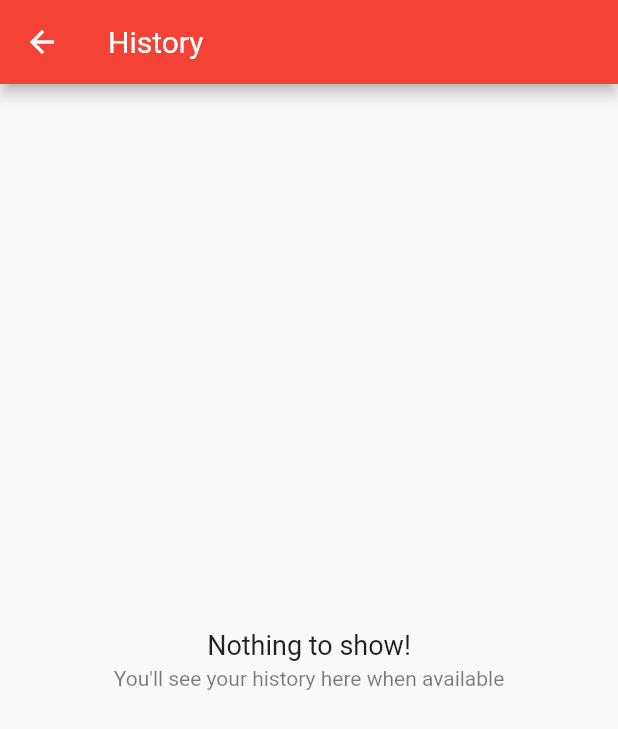
After one commit to nzuqi/niaje, a Flutter app: the screen it shows after launch, after a tap on the "history" icon, on a phone screen of 412 x 824 dp. The commit adds this screen. Shown: the top 729 px of the screen. Run offline on Flutter 3.47's test engine with Material 2 defaults, Android fonts, the phone set to English and light mode, and no system bars; our stand-ins replace animated_text_kit, avatar_glow, flutter_spinkit, flutter_tts, logger, shared_preferences and 1 more; generated files the repository leaves out were written again.

Commit message:
Added history section

```diff
--- a/lib/main.dart
+++ b/lib/main.dart
@@ -7,8 +7,7 @@ import 'src/settings/settings_service.dart';
 
 void main() async {
   WidgetsFlutterBinding.ensureInitialized();
-  // Set up the SettingsController, which will glue user settings to multiple
-  // Flutter Widgets.
+  // Set up the SettingsController, which will glue user settings to multiple Widgets.
   final settingsController = SettingsController(SettingsService());
 
   // Load the user's preferred theme while the splash screen is displayed.
--- a/lib/src/app.dart
+++ b/lib/src/app.dart
@@ -1,6 +1,7 @@
 import 'package:flutter/material.dart';
 import 'package:flutter_gen/gen_l10n/app_localizations.dart';
 import 'package:flutter_localizations/flutter_localizations.dart';
+import 'package:niaje/src/history/history_view.dart';
 import 'package:niaje/src/home/home_view.dart';
 import 'package:niaje/themes/dark.dart';
 import 'package:niaje/themes/light.dart';
@@ -70,13 +71,11 @@ class MyApp extends StatelessWidget {
                 switch (routeSettings.name) {
                   case SettingsView.routeName:
                     return SettingsView(controller: settingsController);
-                  // case SampleItemDetailsView.routeName:
-                  // return const SampleItemDetailsView();
-                  // case SampleItemListView.routeName:
-                  //   return const SampleItemListView();
+                  case HistoryView.routeName:
+                    return HistoryView(controller: settingsController);
                   case HomeView.routeName:
                   default:
-                    return const HomeView();
+                    return HomeView(controller: settingsController);
                 }
               },
             );
--- /dev/null
+++ b/lib/src/history/history_view.dart
@@ -0,0 +1,123 @@
+import 'package:flutter/material.dart';
+import 'package:niaje/src/settings/settings_controller.dart';
+import 'package:niaje/util/common.dart';
+
+class HistoryView extends StatefulWidget {
+  final SettingsController controller;
+  static const routeName = '/history';
+  const HistoryView({Key? key, required this.controller}) : super(key: key);
+  @override
+  HistoryViewState createState() => HistoryViewState();
+}
+
+class HistoryViewState extends State<HistoryView> {
+  List<Map> history = [];
+
+  @override
+  void initState() {
+    history = widget.controller.appHistory;
+    super.initState();
+  }
+
+  @override
+  Widget build(BuildContext context) {
+    return Scaffold(
+      appBar: AppBar(
+        title: const Text('History'),
+        actions: [
+          widget.controller.appHistory.isNotEmpty
+              ? IconButton(
+                  onPressed: () {
+                    widget.controller.clearAppHistory();
+                    history.clear();
+                    showAlert(context, "You've successfully cleared your history.");
+                    setState(() {});
+                  },
+                  icon: const Icon(Icons.delete_sweep),
+                )
+              : const SizedBox()
+        ],
+      ),
+      body: history.isNotEmpty
+          ? ListView.builder(
+              itemCount: history.length,
+              itemBuilder: (context, index) {
+                final item = history[index];
+                return Dismissible(
+                  key: Key(item['query']),
+                  direction: DismissDirection.endToStart,
+                  onDismissed: (direction) async {
+                    history.removeAt(index);
+                    await widget.controller.updateAppHistory([...history]);
+                    // ignore: use_build_context_synchronously
+                    showAlert(context, "You've successfully remove the item from your history.");
+                    setState(() {});
+                  },
+                  background: Container(
+                    color: Colors.red,
+                    alignment: Alignment.centerRight,
+                    child: const Padding(
+                      padding: EdgeInsets.only(right: 20),
+                      child: Icon(
+                        Icons.delete,
+                        color: Colors.white70,
+                      ),
+                    ),
+                  ),
+                  child: ListTile(
+                    contentPadding: const EdgeInsets.symmetric(
+                      vertical: 4.0,
+                      horizontal: 15.0,
+                    ),
+                    title: Column(
+                      crossAxisAlignment: CrossAxisAlignment.start,
+                      children: [
+                        Text(
+                          item['query'],
+                          maxLines: 2,
+                          overflow: TextOverflow.ellipsis,
+                        ),
+                        const SizedBox(height: 4),
+                        Opacity(
+                          opacity: 0.6,
+                          child: Text(
+                            item['time'],
+                            style: const TextStyle(fontSize: 12),
+                          ),
+                        )
+                      ],
+                    ),
+                    onTap: () {
+                      logger.i(item);
+                    },
+                  ),
+                );
+              },
+            )
+          : SizedBox.expand(
+              child: Padding(
+                padding: const EdgeInsets.all(15.0),
+                child: Column(
+                  crossAxisAlignment: CrossAxisAlignment.center,
+                  mainAxisAlignment: MainAxisAlignment.center,
+                  children: const [
+                    Text(
+                      "Nothing to show!",
+                      style: TextStyle(fontSize: 18.0),
+                      textAlign: TextAlign.center,
+                    ),
+                    SizedBox(height: 4),
+                    Opacity(
+                      opacity: 0.6,
+                      child: Text(
+                        "You'll see your history here when available",
+                        textAlign: TextAlign.center,
+                      ),
+                    ),
+                  ],
+                ),
+              ),
+            ),
+    );
+  }
+}
--- a/lib/src/settings/settings_controller.dart
+++ b/lib/src/settings/settings_controller.dart
@@ -1,5 +1,4 @@
 import 'package:flutter/material.dart';
-
 import 'settings_service.dart';
 
 /// A class that many Widgets can interact with to read user settings, update
@@ -13,29 +12,29 @@ class SettingsController with ChangeNotifier {
   // Make SettingsService a private variable so it is not used directly.
   final SettingsService _settingsService;
 
-  // Make ThemeMode a private variable so it is not updated directly without
+  // Make these private variables so it is not updated directly without
   // also persisting the changes with the SettingsService.
   late ThemeMode _themeMode;
+  late List<Map> _appHistory;
 
-  // Allow Widgets to read the user's preferred ThemeMode.
+  // Allow Widgets to read the settings.
   ThemeMode get themeMode => _themeMode;
+  List<Map> get appHistory => _appHistory;
 
-  /// Load the user's settings from the SettingsService. It may load from a
-  /// local database or the internet. The controller only knows it can load the
-  /// settings from the service.
+  /// Load the user's settings from the SettingsService.
   Future<void> loadSettings() async {
     _themeMode = await _settingsService.themeMode();
-
+    _appHistory = await _settingsService.appHistory();
     // Important! Inform listeners a change has occurred.
     notifyListeners();
   }
 
   /// Update and persist the ThemeMode based on the user's selection.
-  Future<void> updateThemeMode(ThemeMode? newThemeMode) async {
-    if (newThemeMode == null) return;
+  Future<bool> updateThemeMode(ThemeMode? newThemeMode) async {
+    if (newThemeMode == null) return false;
 
     // Do not perform any work if new and old ThemeMode are identical
-    if (newThemeMode == _themeMode) return;
+    if (newThemeMode == _themeMode) return false;
 
     // Otherwise, store the new ThemeMode in memory
     _themeMode = newThemeMode;
@@ -45,6 +44,19 @@ class SettingsController with ChangeNotifier {
 
     // Persist the changes to a local database or the internet using the
     // SettingService.
-    await _settingsService.updateThemeMode(newThemeMode);
+    return await _settingsService.updateThemeMode(newThemeMode);
+  }
+
+  Future<bool> updateAppHistory(List<Map> history) async {
+    // if (history.isEmpty) return false;
+    _appHistory = history;
+    notifyListeners();
+    return await _settingsService.updateAppHistory(history);
+  }
+
+  clearAppHistory() {
+    _appHistory = [];
+    notifyListeners();
+    _settingsService.clearAppHistory();
   }
 }
--- a/lib/src/settings/settings_service.dart
+++ b/lib/src/settings/settings_service.dart
@@ -15,25 +15,27 @@ class SettingsService {
         : settings['appTheme'] == 'dark'
             ? ThemeMode.dark
             : ThemeMode.system);
-    // return ThemeMode.system;
+  }
+
+  /// Loads the User's history from local or remote storage.
+  Future<List<Map>> appHistory() async {
+    dynamic settings = await getSettings();
+    return settings['appHistory'];
   }
 
   Future<dynamic> getSettings() async {
     return await AppSettings().getAppSettings();
-    // if (settings['appTheme'] != null) {
-    //   widget.controller.updateThemeMode(settings['appTheme'] == 'light'
-    //       ? ThemeMode.light
-    //       : settings['appTheme'] == 'dark'
-    //           ? ThemeMode.dark
-    //           : ThemeMode.system);
-    //   setState(() {});
-    // }
   }
 
-  /// Persists the user's preferred ThemeMode to local or remote storage.
-  Future<void> updateThemeMode(ThemeMode theme) async {
-    // Use the shared_preferences package to persist settings locally or the
-    // http package to persist settings over the network.
-    await AppSettings().setAppSetting(theme.name);
+  Future<bool> updateThemeMode(ThemeMode theme) async {
+    return await AppSettings().setAppTheme(theme.name);
+  }
+
+  Future<bool> updateAppHistory(List<Map> history) async {
+    return await AppSettings().setAppHistory(history);
+  }
+
+  clearAppHistory() {
+    AppSettings().clearAppHistory();
   }
 }
--- a/lib/src/settings/settings_view.dart
+++ b/lib/src/settings/settings_view.dart
@@ -23,7 +23,7 @@ class SettingsViewState extends State<SettingsView> {
           children: [
             PopupMenuButton(
               onSelected: (ThemeMode value) async {
-                widget.controller.updateThemeMode(value);
+                await widget.controller.updateThemeMode(value);
               },
               offset: Offset.fromDirection(1.0),
               tooltip: "",
--- a/lib/util/common.dart
+++ b/lib/util/common.dart
@@ -1,3 +1,4 @@
+import 'package:flutter/material.dart';
 import 'package:logger/logger.dart';
 
 final logger = Logger();
@@ -18,3 +19,8 @@ extension StringCasingExtension on String {
   String toCapitalized() => length > 0 ? '${this[0].toUpperCase()}${substring(1).toLowerCase()}' : '';
   String toTitleCase() => replaceAll(RegExp(' +'), ' ').split(' ').map((str) => str.toCapitalized()).join(' ');
 }
+
+showAlert(BuildContext context, String message) {
+  ScaffoldMessenger.of(context).clearSnackBars();
+  ScaffoldMessenger.of(context).showSnackBar(SnackBar(content: Text(message)));
+}
--- a/lib/util/shared_preference.dart
+++ b/lib/util/shared_preference.dart
@@ -1,3 +1,4 @@
+import 'dart:convert';
 import 'package:shared_preferences/shared_preferences.dart';
 import 'dart:async';
 
@@ -5,16 +6,35 @@ class AppSettings {
   Future<dynamic> getAppSettings() async {
     final SharedPreferences prefs = await SharedPreferences.getInstance();
     String? appTheme = prefs.getString("sett_theme");
+    List<String> appHistoryString = prefs.getStringList("sett_history") ?? [];
+    List<Map> appHistory = [];
+    if (appHistoryString.isNotEmpty) {
+      for (var element in appHistoryString) {
+        appHistory.add(json.decode(element));
+      }
+    }
 
     return {
       "appTheme": appTheme,
+      "appHistory": appHistory,
     };
   }
 
-  Future<bool> setAppSetting(String setting) async {
+  Future<bool> setAppTheme(String theme) async {
     final SharedPreferences prefs = await SharedPreferences.getInstance();
-    prefs.setString("sett_theme", setting);
+    prefs.setString("sett_theme", theme);
 
+    // ignore: deprecated_member_use
+    return prefs.commit();
+  }
+
+  Future<bool> setAppHistory(List<Map> history) async {
+    final SharedPreferences prefs = await SharedPreferences.getInstance();
+    List<String> messagesString = [];
+    for (var element in history) {
+      messagesString.add(json.encode(element));
+    }
+    prefs.setStringList("sett_history", messagesString);
     // ignore: deprecated_member_use
     return prefs.commit();
   }
@@ -23,5 +43,11 @@ class AppSettings {
     final SharedPreferences prefs = await SharedPreferences.getInstance();
 
     prefs.remove("sett_theme");
+    prefs.remove("sett_history");
+  }
+
+  void clearAppHistory() async {
+    final SharedPreferences prefs = await SharedPreferences.getInstance();
+    prefs.remove("sett_history");
   }
 }
--- a/lib/widgets/sliver_custom_app_bar.dart
+++ b/lib/widgets/sliver_custom_app_bar.dart
@@ -1,4 +1,5 @@
 import 'package:flutter/material.dart';
+import 'package:niaje/src/history/history_view.dart';
 import 'package:niaje/src/settings/settings_view.dart';
 import 'package:niaje/widgets/background_wave.dart';
 
@@ -49,10 +50,12 @@ class SliverCustomAppBar extends SliverPersistentHeaderDelegate {
               Row(
                 mainAxisAlignment: MainAxisAlignment.end,
                 children: [
-                  // IconButton(
-                  //   icon: const Icon(Icons.history, color: Colors.white),
-                  //   onPressed: () {},
-                  // ),
+                  IconButton(
+                    icon: const Icon(Icons.history, color: Colors.white),
+                    onPressed: () {
+                      Navigator.restorablePushNamed(context, HistoryView.routeName);
+                    },
+                  ),
                   IconButton(
                     icon: const Icon(Icons.settings, color: Colors.white),
                     onPressed: () {
--- a/pubspec.yaml
+++ b/pubspec.yaml
@@ -4,7 +4,7 @@
 # Prevent accidental publishing to pub.dev.
 publish_to: "none"
 
-version: 1.0.0+1
+version: 1.0.1+2
 
 environment:
   sdk: ">=2.17.6 <3.0.0"
```
Also changed, not shown: lib/src/home/home_view.dart (+20 -2 lines), pubspec.lock.
